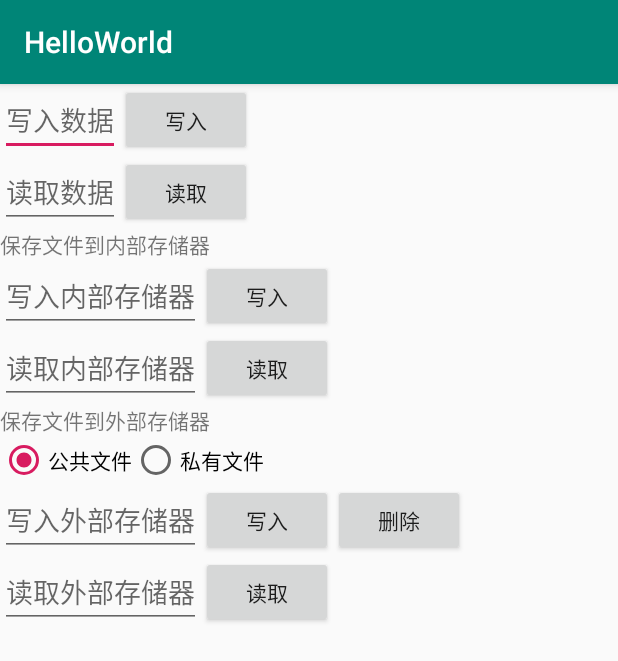
After one commit to DavidJi80/AndroidHelloWorld, an Android app: the SaveReadDataActivity screen opened directly, with no data from a screen before it, on a phone screen of 412 x 824 dp. The commit adds this screen. Shown: the top 661 px of the screen. Run offline under Robolectric (Android 15) with nearby library versions, the phone set to English and light mode, and no system bars.

Commit message:
Android：数据和文件存取

```diff
--- a/app/src/main/AndroidManifest.xml
+++ b/app/src/main/AndroidManifest.xml
@@ -22,6 +22,10 @@
         <activity android:name=".GridLayoutActivity"></activity>
         <activity android:name=".DatePickerActivity"></activity>
         <activity android:name=".ClockActivity"></activity>
+        <activity android:name=".SaveReadDataActivity"></activity>
     </application>
 
+    <uses-permission android:name="android.permission.WRITE_EXTERNAL_STORAGE" />
+    <uses-permission android:name="android.permission.READ_EXTERNAL_STORAGE" />
+
 </manifest>
--- /dev/null
+++ b/app/src/main/res/layout/activity_savedata.xml
@@ -0,0 +1,169 @@
+<?xml version="1.0" encoding="utf-8"?>
+<RelativeLayout xmlns:android="http://schemas.android.com/apk/res/android"
+    xmlns:tools="http://schemas.android.com/tools"
+    android:layout_width="match_parent"
+    android:layout_height="match_parent"
+    tools:ignore="MissingConstraints">
+    <EditText
+        android:id="@+id/etWriteMsg"
+        android:layout_width="wrap_content"
+        android:layout_height="wrap_content"
+        android:layout_alignParentLeft="true"
+        android:layout_alignParentTop="true"
+        android:hint="写入数据"
+        android:inputType="" />
+
+    <Button
+        android:id="@+id/btnWrite"
+        android:layout_width="wrap_content"
+        android:layout_height="wrap_content"
+        android:layout_alignTop="@+id/etWriteMsg"
+        android:layout_alignBottom="@+id/etWriteMsg"
+        android:layout_toRightOf="@+id/etWriteMsg"
+        android:onClick="saveData"
+        android:text="写入" />
+
+    <EditText
+        android:id="@+id/etReadMsg"
+        android:layout_width="wrap_content"
+        android:layout_height="wrap_content"
+        android:layout_below="@+id/etWriteMsg"
+        android:layout_alignLeft="@+id/etWriteMsg"
+        android:hint="读取数据"
+        android:inputType="" />
+
+    <Button
+        android:id="@+id/btnRed"
+        android:layout_width="wrap_content"
+        android:layout_height="wrap_content"
+        android:layout_alignTop="@+id/etReadMsg"
+        android:layout_alignBottom="@+id/etReadMsg"
+        android:layout_toRightOf="@+id/etReadMsg"
+        android:onClick="readData"
+        android:text="读取" />
+
+    <TextView
+        android:id="@+id/tv1"
+        android:layout_width="wrap_content"
+        android:layout_height="wrap_content"
+        android:layout_below="@+id/etReadMsg"
+        android:layout_alignLeft="@+id/etReadMsg"
+        android:text="保存文件到内部存储器" />
+
+    <EditText
+        android:id="@+id/etSaveIF"
+        android:layout_width="wrap_content"
+        android:layout_height="wrap_content"
+        android:layout_below="@+id/tv1"
+        android:layout_alignLeft="@+id/tv1"
+        android:hint="写入内部存储器"
+        android:inputType="" />
+
+    <Button
+        android:id="@+id/btnSaveIF"
+        android:layout_width="wrap_content"
+        android:layout_height="wrap_content"
+        android:layout_alignTop="@+id/etSaveIF"
+        android:layout_alignBottom="@+id/etSaveIF"
+        android:layout_toRightOf="@+id/etSaveIF"
+        android:onClick="saveDataIF"
+        android:text="写入" />
+
+    <EditText
+        android:id="@+id/etReadIF"
+        android:layout_width="wrap_content"
+        android:layout_height="wrap_content"
+        android:layout_below="@+id/etSaveIF"
+        android:layout_alignLeft="@+id/etSaveIF"
+        android:hint="读取内部存储器"
+        android:inputType="" />
+
+    <Button
+        android:id="@+id/btnRedIF"
+        android:layout_width="wrap_content"
+        android:layout_height="wrap_content"
+        android:layout_alignTop="@+id/etReadIF"
+        android:layout_alignBottom="@+id/etReadIF"
+        android:layout_toRightOf="@+id/etReadIF"
+        android:onClick="readDataIF"
+        android:text="读取" />
+
+    <TextView
+        android:id="@+id/tv2"
+        android:layout_width="wrap_content"
+        android:layout_height="wrap_content"
+        android:layout_below="@+id/etReadIF"
+        android:layout_alignLeft="@+id/etReadIF"
+        android:text="保存文件到外部存储器" />
+
+    <RadioGroup
+        android:id="@+id/rg1"
+        android:layout_width="wrap_content"
+        android:layout_height="wrap_content"
+        android:layout_below="@+id/tv2"
+        android:layout_alignLeft="@+id/tv2"
+        android:orientation="horizontal">
+
+        <RadioButton
+            android:id="@+id/rb1"
+            android:layout_width="wrap_content"
+            android:layout_height="wrap_content"
+            android:checked="true"
+            android:text="公共文件" />
+
+        <RadioButton
+            android:id="@+id/rb2"
+            android:layout_width="wrap_content"
+            android:layout_height="wrap_content"
+            android:text="私有文件" />
+
+    </RadioGroup>
+
+    <EditText
+        android:id="@+id/etSaveEF"
+        android:layout_width="wrap_content"
+        android:layout_height="wrap_content"
+        android:layout_below="@+id/rg1"
+        android:layout_alignLeft="@+id/rg1"
+        android:hint="写入外部存储器"
+        android:inputType="" />
+
+    <Button
+        android:id="@+id/btnSaveEF"
+        android:layout_width="wrap_content"
+        android:layout_height="wrap_content"
+        android:layout_alignTop="@+id/etSaveEF"
+        android:layout_alignBottom="@+id/etSaveEF"
+        android:layout_toRightOf="@+id/etSaveEF"
+        android:onClick="saveDataEF"
+        android:text="写入" />
+
+    <Button
+        android:id="@+id/btnDelEF"
+        android:layout_width="wrap_content"
+        android:layout_height="wrap_content"
+        android:layout_alignTop="@+id/btnSaveEF"
+        android:layout_alignBottom="@+id/btnSaveEF"
+        android:layout_toRightOf="@+id/btnSaveEF"
+        android:onClick="delDataEF"
+        android:text="删除" />
+
+    <EditText
+        android:id="@+id/etReadEF"
+        android:layout_width="wrap_content"
+        android:layout_height="wrap_content"
+        android:layout_below="@+id/etSaveEF"
+        android:layout_alignLeft="@+id/etSaveEF"
+        android:hint="读取外部存储器"
+        android:inputType="" />
+
+    <Button
+        android:id="@+id/btnRedEF"
+        android:layout_width="wrap_content"
+        android:layout_height="wrap_content"
+        android:layout_alignTop="@+id/etReadEF"
+        android:layout_alignBottom="@+id/etReadEF"
+        android:layout_toRightOf="@+id/etReadEF"
+        android:onClick="readDataEF"
+        android:text="读取" />
+</RelativeLayout>
```
Also changed, not shown: app/src/main/java/com/github/davidji80/helloworld/MainActivity.java (+30 -0 lines), app/src/main/java/com/github/davidji80/helloworld/SaveReadDataActivity.java (added, +266 -0 lines), app/src/main/res/layout/activity_main.xml (+9 -0 lines).
